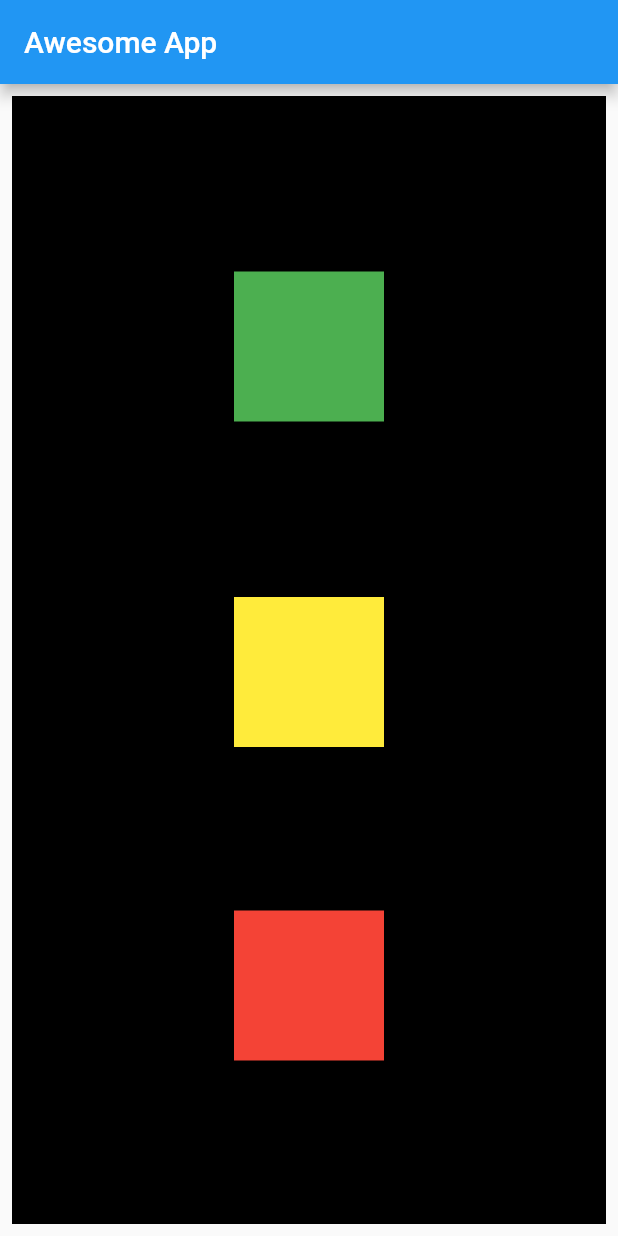
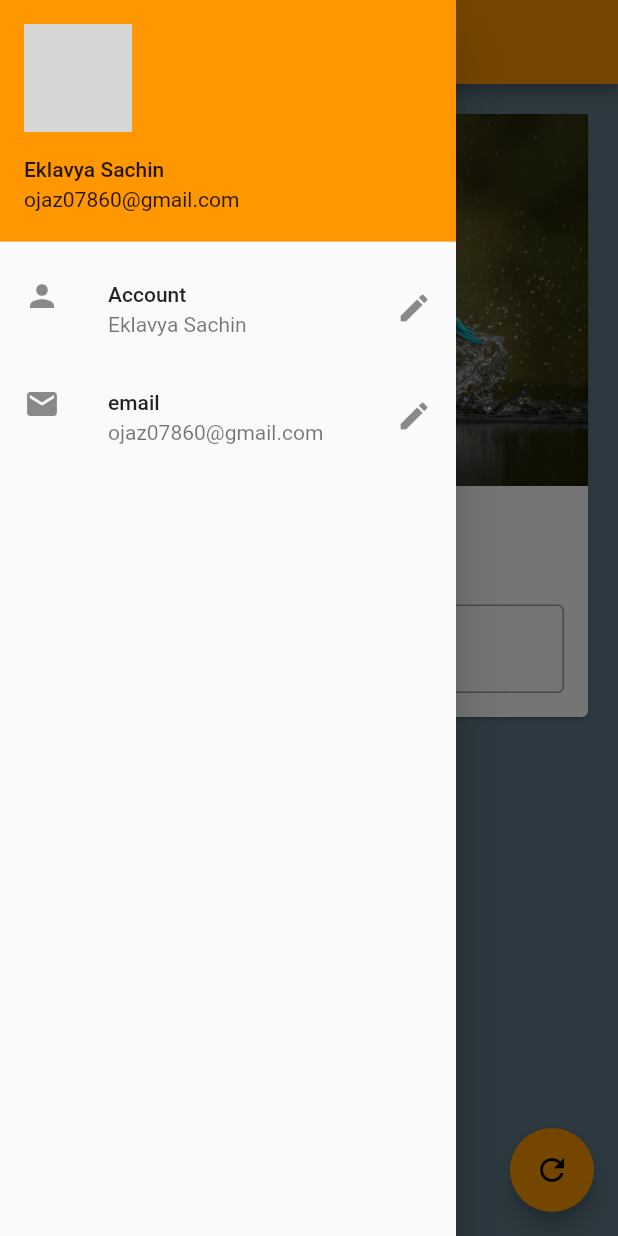
Before and after one commit to Eklavya-Sachin/First_App, a Flutter app: the screen it shows after launch, with the side drawer open (before the commit the screen has no drawer), on a phone screen of 412 x 824 dp. Run offline on Flutter 3.47's test engine with Material 2 defaults, Android fonts, the phone set to English and light mode, and no system bars; network calls fail; grey boxes are pictures that could not be loaded.

Commit message:
ch3 completed

```diff
--- /dev/null
+++ b/lib/bg_image.dart
@@ -0,0 +1,13 @@
+import 'package:flutter/material.dart';
+
+class BgImage extends StatelessWidget {
+  const BgImage({Key? key}) : super(key: key);
+
+  @override
+  Widget build(BuildContext context) {
+    return Image.asset(
+      "assets/bg.jpeg",
+      fit: BoxFit.cover,
+    );
+  }
+}
--- /dev/null
+++ b/lib/change_name_card.dart
@@ -0,0 +1,40 @@
+import 'package:flutter/material.dart';
+import 'bg_image.dart';
+
+class ChangeNameCard extends StatelessWidget {
+  const ChangeNameCard({
+    Key? key,
+    required this.myText,
+    required TextEditingController nameController,
+  }) : _nameController = nameController, super(key: key);
+
+  final String myText;
+  final TextEditingController _nameController;
+
+  @override
+  Widget build(BuildContext context) {
+    return Column(
+      children: [
+        const BgImage(),
+        const SizedBox(height: 20),
+        Text(
+          myText,
+          style: const TextStyle(
+              fontSize: 20, fontWeight: FontWeight.bold),
+        ),
+        const SizedBox(height: 20),
+        Padding(
+          padding: const EdgeInsets.all(16.0),
+          child: TextField(
+            controller: _nameController,
+            keyboardType: TextInputType.text,
+            decoration: const InputDecoration(
+                border: OutlineInputBorder(),
+                hintText: "Enter somthing here",
+                labelText: "Name"),
+          ),
+        )
+      ],
+    );
+  }
+}
--- a/lib/main.dart
+++ b/lib/main.dart
@@ -1,58 +1,10 @@
+import 'package:awesome_app/pages/home_page.dart';
 import 'package:flutter/material.dart';
 
 void main() {
   runApp(MaterialApp(
-    title: "Sachin App",
-    home: HomePage(),
-  ));
+      title: "Sachin App",
+      home: const HomePage(),
+      theme: ThemeData(primarySwatch: Colors.orange),
+    ));
 }
-
-// ignore: use_key_in_widget_constructors
-class HomePage extends StatelessWidget {
-  @override
-  Widget build(BuildContext context) {
-    return Scaffold(
-      appBar: AppBar(
-        title: const Text("Awesome App"),
-      ),
-      body: Padding(
-        padding: const EdgeInsets.all(8.0),
-        child: Container(
-          color: Colors.black,
-          width: MediaQuery.of(context).size.width,
-          height: MediaQuery.of(context).size.height,
-          child: Column(
-            mainAxisAlignment: MainAxisAlignment.spaceEvenly,
-            crossAxisAlignment: CrossAxisAlignment.center,
-            children: [
-              Padding(
-                padding: const EdgeInsets.all(8.0),
-                child: Container(
-                  padding: const EdgeInsets.all(8),
-                  alignment: Alignment.center,
-                  width: 100,
-                  height: 100,
-                  color: Colors.green,
-                ),
-              ),
-              Container(
-                padding: const EdgeInsets.all(8),
-                alignment: Alignment.center,
-                width: 100,
-                height: 100,
-                color: Colors.yellow,
-              ),
-              Container(
-                padding: const EdgeInsets.all(8),
-                alignment: Alignment.center,
-                width: 100,
-                height: 100,
-                color: Colors.red,
-              )
-            ],
-          ),
-        ),
-      ),
-    );
-  }
-}
--- /dev/null
+++ b/lib/myDrawer.dart
@@ -0,0 +1,36 @@
+// ignore_for_file: file_names
+import 'package:flutter/material.dart';
+
+class MyDrawer extends StatelessWidget {
+  const MyDrawer({Key? key}) : super(key: key);
+
+  @override
+  Widget build(BuildContext context) {
+    return Drawer(
+      child: ListView(
+        children: const [
+          UserAccountsDrawerHeader(
+            accountName: Text("Eklavya Sachin"),
+            accountEmail: Text("ojaz07860@gmail.com"),
+            currentAccountPicture: CircleAvatar(
+              backgroundImage: NetworkImage(
+                  "https://scontent.fdel24-1.fna.fbcdn.net/v/t39.30808-6/246157451_1203012603527972_2221714166710547354_n.jpg?_nc_cat=109&ccb=1-5&_nc_sid=09cbfe&_nc_ohc=AcWOjy66ERUAX9ddWly&_nc_ht=scontent.fdel24-1.fna&oh=00_AT9kqNT1V1piAniLdgd362nWAwDMesJcqIlNnjXLTK49UQ&oe=6247FD32"),
+            ),
+          ),
+          ListTile(
+            leading: Icon(Icons.person),
+            title: Text("Account"),
+            subtitle: Text("Eklavya Sachin"),
+            trailing: Icon(Icons.edit),
+          ),
+          ListTile(
+            leading: Icon(Icons.email),
+            title: Text("email"),
+            subtitle: Text("ojaz07860@gmail.com"),
+            trailing: Icon(Icons.edit),
+          )
+        ],
+      ),
+    );
+  }
+}
--- /dev/null
+++ b/lib/pages/home_page.dart
@@ -0,0 +1,47 @@
+import 'package:flutter/material.dart';
+
+import '../change_name_card.dart';
+import '../myDrawer.dart';
+
+class HomePage extends StatefulWidget {
+  const HomePage({Key? key}) : super(key: key);
+
+  @override
+  State<HomePage> createState() => _HomePageState();
+}
+
+class _HomePageState extends State<HomePage> {
+  final TextEditingController _nameController = TextEditingController();
+  var myText = "change Me";
+
+  @override
+  void initState() {
+    super.initState();
+  }
+
+  @override
+  Widget build(BuildContext context) {
+    return Scaffold(
+      backgroundColor: Colors.blueGrey,
+      appBar: AppBar(
+        title: const Text("Awesome App"),
+      ),
+      body: Padding(
+        padding: const EdgeInsets.all(16.0),
+        child: SingleChildScrollView(
+          child: Card(
+            child: ChangeNameCard(myText: myText, nameController: _nameController),
+          ),
+        ),
+      ),
+      drawer: const MyDrawer(),
+      floatingActionButton: FloatingActionButton(
+        onPressed: () {
+          myText = _nameController.text;
+          setState(() {});
+        },
+        child: const Icon(Icons.refresh),
+      ),
+    );
+  }
+}
--- a/pubspec.yaml
+++ b/pubspec.yaml
@@ -58,8 +58,8 @@ flutter:
   uses-material-design: true
 
   # To add assets to your application, add an assets section, like this:
-  # assets:
-  #   - images/a_dot_burr.jpeg
+  assets:
+    - assets/
   #   - images/a_dot_ham.jpeg
 
   # An image asset can refer to one or more resolution-specific "variants", see
```
Also changed, not shown: assets/bg.jpeg (added).
